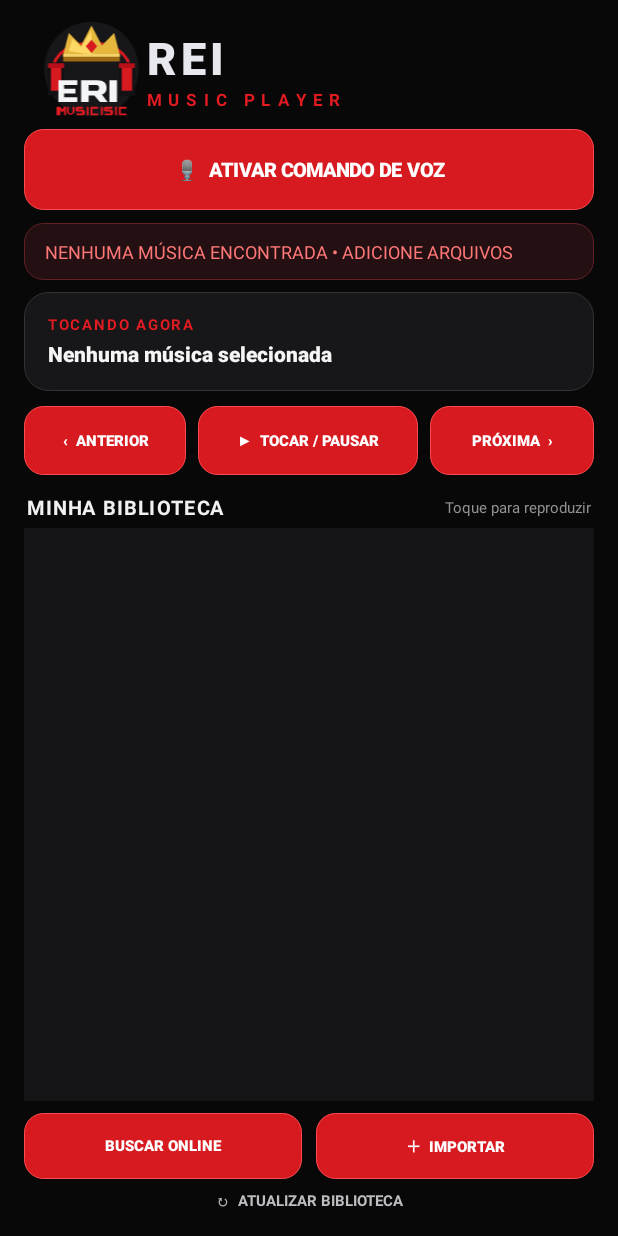
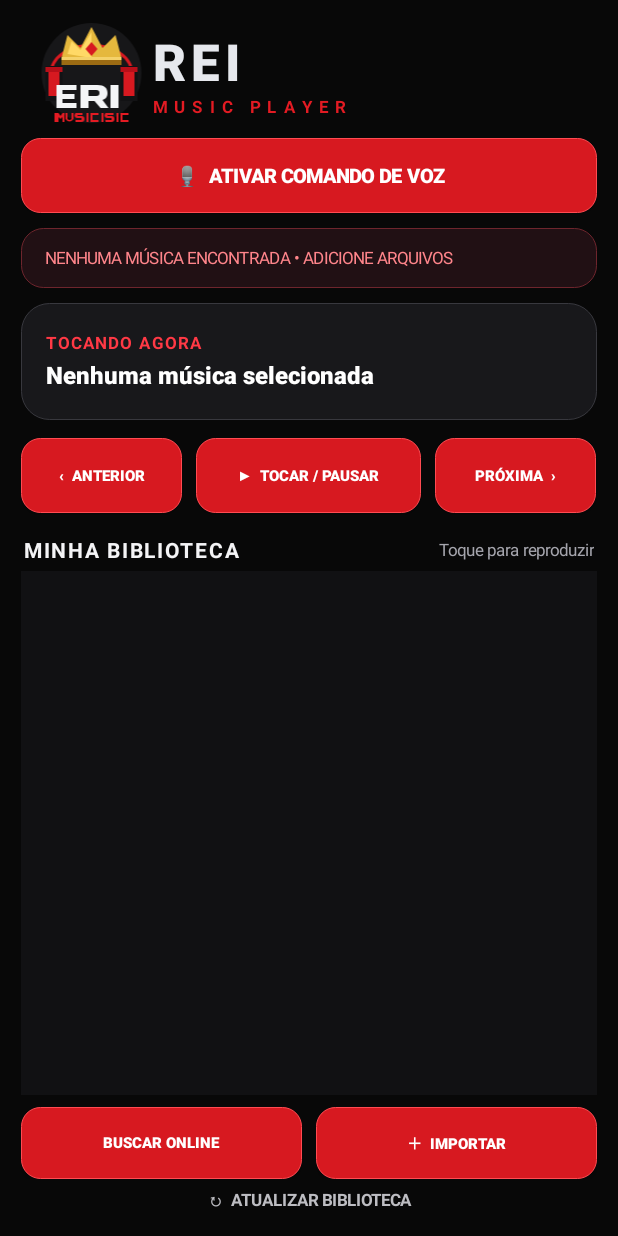
Before and after one commit to Reichevette76/M-sicas-, an Android app: the screen it shows after launch (MainActivity), on a phone screen of 412 x 824 dp. Run offline under Robolectric (Android 15) with nearby library versions, the phone set to English and light mode, and no system bars; pictures from the network do not load; 4 statements that could not run were skipped.

Commit message:
Atualiza interface visual REI MUSIC 0.6.0

```diff
--- a/app/src/main/java/br/com/reimusicplayer/MainActivity.kt
+++ b/app/src/main/java/br/com/reimusicplayer/MainActivity.kt
@@ -102,25 +102,25 @@ class MainActivity : AppCompatActivity() {
     private fun buildScreen() {
         val root = LinearLayout(this).apply {
             orientation = LinearLayout.VERTICAL
-            setPadding(dp(16), dp(10), dp(16), dp(10))
+            setPadding(dp(14), dp(10), dp(14), dp(10))
             setBackgroundColor(0xFF080808.toInt())
         }
 
         val brand = LinearLayout(this).apply {
             orientation = LinearLayout.HORIZONTAL
             gravity = Gravity.CENTER_VERTICAL
-            setPadding(dp(8), dp(4), dp(8), dp(8))
+            setPadding(dp(6), dp(3), dp(6), dp(8))
         }
         val emblem = ImageView(this).apply {
             setImageResource(R.drawable.ic_rei_crown_headphones)
             contentDescription = "Coroa dourada com fones vermelhos"
             scaleType = ImageView.ScaleType.FIT_CENTER
         }
-        brand.addView(emblem, LinearLayout.LayoutParams(dp(74), dp(68)))
+        brand.addView(emblem, LinearLayout.LayoutParams(dp(82), dp(72)))
         val brandText = LinearLayout(this).apply { orientation = LinearLayout.VERTICAL }
         val rei = TextView(this).apply {
             text = "REI"
-            textSize = 30f
+            textSize = 34f
             setTextColor(0xFFE6E8ED.toInt())
             typeface = android.graphics.Typeface.create("sans-serif-black", android.graphics.Typeface.BOLD)
             letterSpacing = 0.10f
@@ -135,13 +135,13 @@ class MainActivity : AppCompatActivity() {
         }
         brandText.addView(music)
         brand.addView(brandText, LinearLayout.LayoutParams(0, -2, 1f))
-        root.addView(brand, LinearLayout.LayoutParams(-1, dp(76)))
+        root.addView(brand, LinearLayout.LayoutParams(-1, dp(82)))
 
         // Botão de voz em posição prioritária, logo abaixo da identidade do aplicativo.
         voiceButton = makeButton("🎙  ATIVAR COMANDO DE VOZ")
         voiceButton.textSize = 13f
-        voiceButton.minHeight = dp(52)
-        voiceButton.minimumHeight = dp(52)
+        voiceButton.minHeight = dp(50)
+        voiceButton.minimumHeight = dp(50)
         voiceButton.setOnClickListener {
             if (voiceEnabled) {
                 disableVoiceCommands()
@@ -151,50 +151,50 @@ class MainActivity : AppCompatActivity() {
                 microphonePermission.launch(Manifest.permission.RECORD_AUDIO)
             }
         }
-        root.addView(voiceButton, LinearLayout.LayoutParams(-1, dp(54)).apply { bottomMargin = dp(9) })
+        root.addView(voiceButton, LinearLayout.LayoutParams(-1, dp(50)).apply { bottomMargin = dp(10) })
 
         status = TextView(this).apply {
-            text = "Preparando sua biblioteca..."
-            textSize = 12f
-            setTextColor(0xFFFF7777.toInt())
+            text = "PREPARANDO SUA BIBLIOTECA..."
+            textSize = 11f
+            setTextColor(0xFFFF858B.toInt())
             gravity = Gravity.CENTER_VERTICAL
-            setPadding(dp(14), 0, dp(14), 0)
+            setPadding(dp(16), 0, dp(16), 0)
             background = android.graphics.drawable.GradientDrawable().apply {
-                setColor(0xFF241012.toInt())
-                cornerRadius = dp(13).toFloat()
-                setStroke(dp(1), 0xFF632026.toInt())
+                setColor(0xFF211014.toInt())
+                cornerRadius = dp(15).toFloat()
+                setStroke(dp(1), 0xFF6E252D.toInt())
             }
         }
-        root.addView(status, LinearLayout.LayoutParams(-1, dp(38)).apply { bottomMargin = dp(8) })
+        root.addView(status, LinearLayout.LayoutParams(-1, dp(40)).apply { bottomMargin = dp(10) })
 
         val nowPlaying = LinearLayout(this).apply {
             orientation = LinearLayout.VERTICAL
             gravity = Gravity.CENTER_VERTICAL
-            setPadding(dp(16), dp(8), dp(16), dp(8))
+            setPadding(dp(17), dp(10), dp(17), dp(10))
             background = android.graphics.drawable.GradientDrawable().apply {
-                setColor(0xFF171719.toInt())
-                cornerRadius = dp(16).toFloat()
-                setStroke(dp(1), 0xFF333338.toInt())
+                setColor(0xFF18181B.toInt())
+                cornerRadius = dp(19).toFloat()
+                setStroke(dp(1), 0xFF38383E.toInt())
             }
         }
         val nowLabel = TextView(this).apply {
             text = "TOCANDO AGORA"
-            textSize = 10f
-            setTextColor(0xFFE31B23.toInt())
+            textSize = 11f
+            setTextColor(0xFFFF3945.toInt())
             typeface = android.graphics.Typeface.DEFAULT_BOLD
             letterSpacing = 0.12f
         }
         nowPlaying.addView(nowLabel)
         currentTrack = TextView(this).apply {
             text = "Nenhuma música selecionada"
-            textSize = 14f
-            setTextColor(0xFFF5F5F5.toInt())
+            textSize = 16f
+            setTextColor(0xFFFFFFFF.toInt())
             typeface = android.graphics.Typeface.create("sans-serif-medium", android.graphics.Typeface.BOLD)
             maxLines = 2
             setPadding(0, dp(3), 0, 0)
         }
         nowPlaying.addView(currentTrack)
-        root.addView(nowPlaying, LinearLayout.LayoutParams(-1, dp(66)).apply { bottomMargin = dp(8) })
+        root.addView(nowPlaying, LinearLayout.LayoutParams(-1, dp(78)).apply { bottomMargin = dp(10) })
 
         val controls = LinearLayout(this).apply {
             orientation = LinearLayout.HORIZONTAL
@@ -203,10 +203,10 @@ class MainActivity : AppCompatActivity() {
         val previous = makeButton("‹  ANTERIOR")
         val playPause = makeButton("▶  TOCAR / PAUSAR")
         val next = makeButton("PRÓXIMA  ›")
-        controls.addView(previous, LinearLayout.LayoutParams(0, dp(46), 1f).apply { marginEnd = dp(4) })
-        controls.addView(playPause, LinearLayout.LayoutParams(0, dp(46), 1.35f).apply { marginStart = dp(4); marginEnd = dp(4) })
-        controls.addView(next, LinearLayout.LayoutParams(0, dp(46), 1f).apply { marginStart = dp(4) })
-        root.addView(controls, LinearLayout.LayoutParams(-1, dp(50)).apply { bottomMargin = dp(7) })
+        controls.addView(previous, LinearLayout.LayoutParams(0, dp(50), 1f).apply { marginEnd = dp(5) })
+        controls.addView(playPause, LinearLayout.LayoutParams(0, dp(50), 1.4f).apply { marginStart = dp(5); marginEnd = dp(5) })
+        controls.addView(next, LinearLayout.LayoutParams(0, dp(50), 1f).apply { marginStart = dp(5) })
+        root.addView(controls, LinearLayout.LayoutParams(-1, dp(54)).apply { bottomMargin = dp(9) })
 
         previous.setOnClickListener {
             mediaController?.let { player -> if (player.hasPreviousMediaItem()) player.seekToPreviousMediaItem() }
@@ -225,16 +225,16 @@ class MainActivity : AppCompatActivity() {
         }
         val libraryTitle = TextView(this).apply {
             text = "MINHA BIBLIOTECA"
-            textSize = 13f
-            setTextColor(0xFFF1F1F1.toInt())
+            textSize = 14f
+            setTextColor(0xFFF4F4F6.toInt())
             typeface = android.graphics.Typeface.DEFAULT_BOLD
             letterSpacing = 0.08f
         }
         libraryHeader.addView(libraryTitle, LinearLayout.LayoutParams(0, -2, 1f))
         val libraryHint = TextView(this).apply {
             text = "Toque para reproduzir"
-            textSize = 10f
-            setTextColor(0xFF929292.toInt())
+            textSize = 11f
+            setTextColor(0xFFA5A5AD.toInt())
         }
         libraryHeader.addView(libraryHint)
         root.addView(libraryHeader)
@@ -242,8 +242,8 @@ class MainActivity : AppCompatActivity() {
         trackList = ListView(this).apply {
             divider = android.graphics.drawable.ColorDrawable(0xFF303034.toInt())
             dividerHeight = dp(1)
-            setBackgroundColor(0xFF141416.toInt())
-            cacheColorHint = 0xFF141416.toInt()
+            setBackgroundColor(0xFF111113.toInt())
+            cacheColorHint = 0xFF111113.toInt()
             isVerticalScrollBarEnabled = true
         }
         root.addView(trackList, LinearLayout.LayoutParams(-1, 0, 1f))
@@ -270,13 +270,13 @@ class MainActivity : AppCompatActivity() {
         onlineButton.setOnClickListener { startActivity(android.content.Intent(this, OnlineSearchActivity::class.java)) }
         val importButton = makeButton("＋  IMPORTAR")
         importButton.setOnClickListener { audioPicker.launch(arrayOf("audio/*")) }
-        actions.addView(onlineButton, LinearLayout.LayoutParams(0, dp(44), 1f).apply { marginEnd = dp(5) })
-        actions.addView(importButton, LinearLayout.LayoutParams(0, dp(44), 1f).apply { marginStart = dp(5) })
-        root.addView(actions, LinearLayout.LayoutParams(-1, dp(52)))
+        actions.addView(onlineButton, LinearLayout.LayoutParams(0, dp(48), 1f).apply { marginEnd = dp(5) })
+        actions.addView(importButton, LinearLayout.LayoutParams(0, dp(48), 1f).apply { marginStart = dp(5) })
+        root.addView(actions, LinearLayout.LayoutParams(-1, dp(56)))
 
         val refresh = TextView(this).apply {
             text = "↻  ATUALIZAR BIBLIOTECA"
-            textSize = 10f
+            textSize = 11f
             setTextColor(0xFFBDBDC2.toInt())
             gravity = Gravity.CENTER
             typeface = android.graphics.Typeface.DEFAULT_BOLD
@@ -499,12 +499,55 @@ class MainActivity : AppCompatActivity() {
         }
         val adapter = object : ArrayAdapter<String>(this, android.R.layout.simple_list_item_1, names) {
             override fun getView(position: Int, convertView: View?, parent: android.view.ViewGroup): View {
-                val view = super.getView(position, convertView, parent) as TextView
-                view.setTextColor(0xFFFFFFFF.toInt())
-                view.textSize = 14f
-                view.setPadding(dp(14), dp(12), dp(10), dp(12))
-                view.setBackgroundColor(0xFF121212.toInt())
-                return view
+                val item = tracks.getOrNull(position)
+                val row = (convertView as? LinearLayout) ?: LinearLayout(this@MainActivity).apply {
+                    orientation = LinearLayout.HORIZONTAL
+                    gravity = Gravity.CENTER_VERTICAL
+                    setPadding(dp(12), dp(7), dp(12), dp(7))
+                    minimumHeight = dp(68)
+                }
+                row.removeAllViews()
+                val cover = TextView(this@MainActivity).apply {
+                    text = "♫"
+                    textSize = 23f
+                    gravity = Gravity.CENTER
+                    setTextColor(0xFFFFC94A.toInt())
+                    background = android.graphics.drawable.GradientDrawable().apply {
+                        setColor(0xFF292024.toInt())
+                        cornerRadius = dp(12).toFloat()
+                        setStroke(dp(1), 0xFF493039.toInt())
+                    }
+                }
+                row.addView(cover, LinearLayout.LayoutParams(dp(48), dp(48)).apply { marginEnd = dp(12) })
+                val details = LinearLayout(this@MainActivity).apply { orientation = LinearLayout.VERTICAL; gravity = Gravity.CENTER_VERTICAL }
+                val title = TextView(this@MainActivity).apply {
+                    text = item?.mediaMetadata?.title?.toString() ?: "Faixa sem título"
+                    setTextColor(0xFFF5F5F6.toInt())
+                    textSize = 14f
+                    maxLines = 1
+                    ellipsize = android.text.TextUtils.TruncateAt.END
+                    typeface = android.graphics.Typeface.create("sans-serif-medium", android.graphics.Typeface.BOLD)
+                }
+                val artist = TextView(this@MainActivity).apply {
+                    text = item?.mediaMetadata?.artist?.toString() ?: "Artista desconhecido"
+                    setTextColor(0xFF9B9BA3.toInt())
+                    textSize = 12f
+                    maxLines = 1
+                    ellipsize = android.text.TextUtils.TruncateAt.END
+                    setPadding(0, dp(3), 0, 0)
+                }
+                details.addView(title)
+                details.addView(artist)
+                row.addView(details, LinearLayout.LayoutParams(0, -2, 1f))
+                val play = TextView(this@MainActivity).apply {
+                    text = "▶"
+                    textSize = 16f
+                    setTextColor(0xFFE52A35.toInt())
+                    gravity = Gravity.CENTER
+                }
+                row.addView(play, LinearLayout.LayoutParams(dp(30), dp(48)))
+                row.setBackgroundColor(if (position % 2 == 0) 0xFF151518.toInt() else 0xFF111113.toInt())
+                return row
             }
         }
         trackList.adapter = adapter
```
